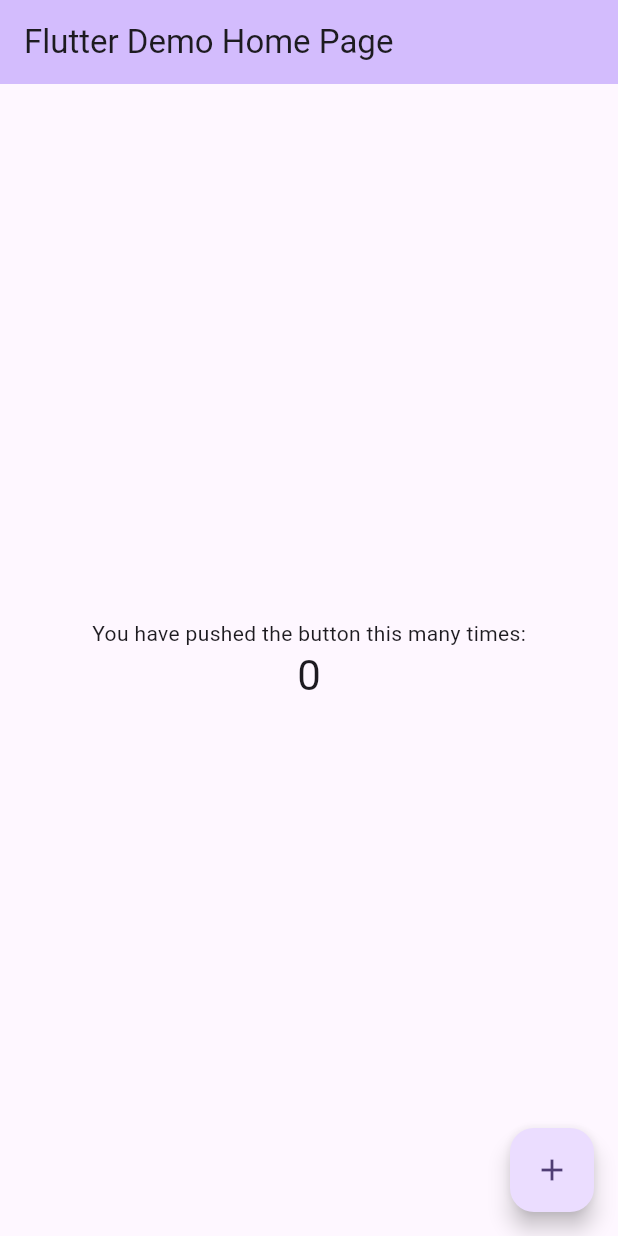
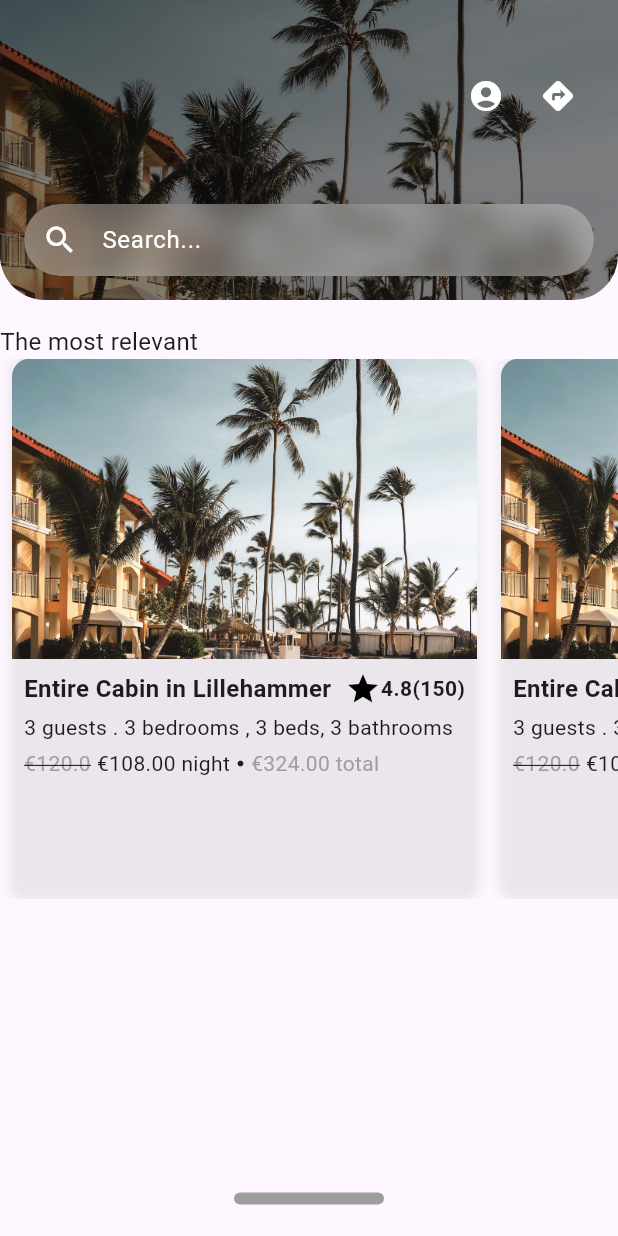
Before and after one commit to abrhame/Live-In-Hotels, a Flutter app: the screen it shows after launch, on a phone screen of 412 x 824 dp. Run offline on Flutter 3.47's test engine with Material 3 defaults, Android fonts, the phone set to English and light mode, and no system bars.

Commit message:
feat[mobile]: implement bottom navigation

```diff
--- /dev/null
+++ b/lib/datasources/local/dummy_data.dart
@@ -0,0 +1,227 @@
+const dummy_data = [
+  {
+    "images": [
+      "assets/room1_1.jpg",
+      "assets/room1_2.jpg",
+      "assets/room1_3.jpg"
+    ],
+    "name": "Entire Cabin in Lillehammer",
+    "rating": {"score": 4.9, "reviews": 150},
+    "type": "Entire home hosted by Emma",
+    "amenities": [
+      "WiFi",
+      "TV",
+      "Indoor fireplace",
+      "Hair dryer",
+      "Washing machine",
+      "Dryer",
+      "Refrigerator",
+      "Dishwasher"
+    ],
+    "checkin": {
+      "type": "Self Check-in",
+      "details": "Check yourself in with the keypad."
+    },
+    "experience": {
+      "description": "Great check-in experience!",
+      "details":
+          "100% of recent guests gave the check-in process a 5-star rating."
+    },
+    "price": {
+      "amount": 120,
+      "currency": "EUR",
+      "availability": {"from": "2024-10-18", "to": "2024-10-21", "nights": 3}
+    }
+  },
+  {
+    "images": [
+      "assets/room2_1.jpg",
+      "assets/room2_2.jpg",
+      "assets/room2_3.jpg"
+    ],
+    "name": "Charming Studio in Oslo",
+    "rating": {"score": 4.7, "reviews": 85},
+    "type": "Entire home hosted by Lars",
+    "amenities": ["WiFi", "TV", "Coffee maker", "Hair dryer", "Refrigerator"],
+    "checkin": {
+      "type": "Self Check-in",
+      "details": "Use the smart lock for easy access."
+    },
+    "experience": {
+      "description": "Smooth and easy check-in process.",
+      "details": "95% of guests rated check-in as excellent."
+    },
+    "price": {
+      "amount": 90,
+      "currency": "EUR",
+      "availability": {"from": "2024-10-15", "to": "2024-10-20", "nights": 5}
+    }
+  },
+  {
+    "images": [
+      "assets/room3_1.jpg",
+      "assets/room3_2.jpg",
+      "assets/room3_3.jpg"
+    ],
+    "name": "Luxury Apartment in Bergen",
+    "rating": {"score": 4.8, "reviews": 200},
+    "type": "Entire home hosted by Sofie",
+    "amenities": [
+      "WiFi",
+      "TV",
+      "Indoor fireplace",
+      "Hair dryer",
+      "Washing machine",
+      "Dishwasher",
+      "Hot tub"
+    ],
+    "checkin": {
+      "type": "Self Check-in",
+      "details": "Enter using a code provided before arrival."
+    },
+    "experience": {
+      "description": "Exceptional check-in experience.",
+      "details": "98% of guests rated the check-in process as 5-star."
+    },
+    "price": {
+      "amount": 150,
+      "currency": "EUR",
+      "availability": {"from": "2024-11-01", "to": "2024-11-05", "nights": 4}
+    }
+  },
+  {
+    "images": [
+      "assets/room4_1.jpg",
+      "assets/room4_2.jpg",
+      "assets/room4_3.jpg"
+    ],
+    "name": "Cozy Cottage in Tromsø",
+    "rating": {"score": 4.6, "reviews": 60},
+    "type": "Entire home hosted by Jonas",
+    "amenities": ["WiFi", "TV", "Fireplace", "Refrigerator", "Free parking"],
+    "checkin": {
+      "type": "Self Check-in",
+      "details": "Access the keys from the lockbox."
+    },
+    "experience": {
+      "description": "Wonderful check-in experience.",
+      "details": "92% of guests rated their check-in as fantastic."
+    },
+    "price": {
+      "amount": 110,
+      "currency": "EUR",
+      "availability": {"from": "2024-09-28", "to": "2024-10-01", "nights": 3}
+    }
+  },
+  {
+    "images": [
+      "assets/room5_1.jpg",
+      "assets/room5_2.jpg",
+      "assets/room5_3.jpg"
+    ],
+    "name": "Modern Loft in Stavanger",
+    "rating": {"score": 4.5, "reviews": 120},
+    "type": "Entire home hosted by Mia",
+    "amenities": ["WiFi", "TV", "Hair dryer", "Dishwasher", "Washing machine"],
+    "checkin": {
+      "type": "Self Check-in",
+      "details": "Check-in with a unique access code."
+    },
+    "experience": {
+      "description": "Very good check-in process.",
+      "details": "89% of guests rated check-in as 5-star."
+    },
+    "price": {
+      "amount": 130,
+      "currency": "EUR",
+      "availability": {"from": "2024-10-10", "to": "2024-10-15", "nights": 5}
+    }
+  }
+];
+
+class Room {
+  final String imageUrl;
+  final String name;
+  final double rating;
+  final int reviews;
+  final String hostedBy;
+  final List<String> amenities;
+  final String checkInType;
+  final String checkInDetails;
+  final String experience;
+  final String experienceDetails;
+  final double price;
+  final String availability;
+  final int numberOfNights;
+
+  Room({
+    required this.imageUrl,
+    required this.name,
+    required this.rating,
+    required this.reviews,
+    required this.hostedBy,
+    required this.amenities,
+    required this.checkInType,
+    required this.checkInDetails,
+    required this.experience,
+    required this.experienceDetails,
+    required this.price,
+    required this.availability,
+    required this.numberOfNights,
+  });
+}
+
+List<Room> dummyRooms = [
+  Room(
+    imageUrl: 'assets/discover_top.jpg',
+    name: 'Entire Cabin in Lillehammer',
+    rating: 4.8,
+    reviews: 150,
+    hostedBy: 'Hosted by Anna',
+    amenities: [
+      'WiFi',
+      'TV',
+      'Indoor fireplace',
+      'Hair dryer',
+      'Washing machine',
+      'Dryer',
+      'Refrigerator',
+      'Dishwasher',
+    ],
+    checkInType: 'Self Check-in',
+    checkInDetails: 'Check yourself in with a lockbox.',
+    experience: 'Great check-in experience',
+    experienceDetails:
+        '100% of recent guests give the check-in process a 5-star rating.',
+    price: 120.0,
+    availability: '18 - 21 Oct',
+    numberOfNights: 3,
+  ),
+
+  Room(
+    imageUrl: 'assets/discover_top.jpg',
+    name: 'Entire Cabin in Lillehammer',
+    rating: 4.8,
+    reviews: 150,
+    hostedBy: 'Hosted by Anna',
+    amenities: [
+      'WiFi',
+      'TV',
+      'Indoor fireplace',
+      'Hair dryer',
+      'Washing machine',
+      'Dryer',
+      'Refrigerator',
+      'Dishwasher',
+    ],
+    checkInType: 'Self Check-in',
+    checkInDetails: 'Check yourself in with a lockbox.',
+    experience: 'Great check-in experience',
+    experienceDetails:
+        '100% of recent guests give the check-in process a 5-star rating.',
+    price: 120.0,
+    availability: '18 - 21 Oct',
+    numberOfNights: 3,
+  ),
+  // Add more rooms as needed
+];
--- a/lib/main.dart
+++ b/lib/main.dart
@@ -1,4 +1,7 @@
 import 'package:flutter/material.dart';
+import 'package:live_in_hotels/presentation/screens/discover/widgets/bottom_navigation.dart';
+
+import 'presentation/screens/discover/discover.dart';
 
 void main() {
   runApp(const MyApp());
@@ -11,42 +14,15 @@
   @override
   Widget build(BuildContext context) {
     return MaterialApp(
-      title: 'Flutter Demo',
-      theme: ThemeData(
-        // This is the theme of your application.
-        //
-        // TRY THIS: Try running your application with "flutter run". You'll see
-        // the application has a purple toolbar. Then, without quitting the app,
-        // try changing the seedColor in the colorScheme below to Colors.green
-        // and then invoke "hot reload" (save your changes or press the "hot
-        // reload" button in a Flutter-supported IDE, or press "r" if you used
-        // the command line to start the app).
-        //
-        // Notice that the counter didn't reset back to zero; the application
-        // state is not lost during the reload. To reset the state, use hot
-        // restart instead.
-        //
-        // This works for code too, not just values: Most code changes can be
-        // tested with just a hot reload.
-        colorScheme: ColorScheme.fromSeed(seedColor: Colors.deepPurple),
-        useMaterial3: true,
+      home: FloatingBottomNavBar(
+        child: DiscoverPage(),
       ),
-      home: const MyHomePage(title: 'Flutter Demo Home Page'),
     );
   }
 }
 
 class MyHomePage extends StatefulWidget {
   const MyHomePage({super.key, required this.title});
-
-  // This widget is the home page of your application. It is stateful, meaning
-  // that it has a State object (defined below) that contains fields that affect
-  // how it looks.
-
-  // This class is the configuration for the state. It holds the values (in this
-  // case the title) provided by the parent (in this case the App widget) and
-  // used by the build method of the State. Fields in a Widget subclass are
-  // always marked "final".
 
   final String title;
 
@@ -70,39 +46,15 @@
 
   @override
   Widget build(BuildContext context) {
-    // This method is rerun every time setState is called, for instance as done
-    // by the _incrementCounter method above.
-    //
-    // The Flutter framework has been optimized to make rerunning build methods
-    // fast, so that you can just rebuild anything that needs updating rather
-    // than having to individually change instances of widgets.
     return Scaffold(
       appBar: AppBar(
-        // TRY THIS: Try changing the color here to a specific color (to
-        // Colors.amber, perhaps?) and trigger a hot reload to see the AppBar
-        // change color while the other colors stay the same.
         backgroundColor: Theme.of(context).colorScheme.inversePrimary,
-        // Here we take the value from the MyHomePage object that was created by
-        // the App.build method, and use it to set our appbar title.
         title: Text(widget.title),
       ),
       body: Center(
         // Center is a layout widget. It takes a single child and positions it
         // in the middle of the parent.
         child: Column(
-          // Column is also a layout widget. It takes a list of children and
-          // arranges them vertically. By default, it sizes itself to fit its
-          // children horizontally, and tries to be as tall as its parent.
-          //
-          // Column has various properties to control how it sizes itself and
-          // how it positions its children. Here we use mainAxisAlignment to
-          // center the children vertically; the main axis here is the vertical
-          // axis because Columns are vertical (the cross axis would be
-          // horizontal).
-          //
-          // TRY THIS: Invoke "debug painting" (choose the "Toggle Debug Paint"
-          // action in the IDE, or press "p" in the console), to see the
-          // wireframe for each widget.
           mainAxisAlignment: MainAxisAlignment.center,
           children: <Widget>[
             const Text(
--- /dev/null
+++ b/lib/presentation/screens/discover/discover.dart
@@ -0,0 +1,44 @@
+import 'package:flutter/material.dart';
+import 'package:live_in_hotels/presentation/screens/discover/widgets/room_list.dart';
+
+import 'widgets/app_bar_card.dart';
+
+class DiscoverPage extends StatefulWidget {
+  DiscoverPage({Key? key}) : super(key: key);
+
+  @override
+  _DiscoverPageState createState() => _DiscoverPageState();
+}
+
+class _DiscoverPageState extends State<DiscoverPage> {
+  int _counter = 0;
+
+  void _incrementCounter() {
+    setState(() {
+      _counter++;
+    });
+  }
+
+  @override
+  Widget build(BuildContext context) {
+    return Scaffold(
+      appBar: CustomAppBar(height: 200.0),
+      body: Column(
+        mainAxisAlignment: MainAxisAlignment.start,
+        crossAxisAlignment: CrossAxisAlignment.start,
+        children: <Widget>[
+          SizedBox(height: 16.0),
+          Text(
+            'The most relevant ',
+            textAlign: TextAlign.left,
+            style: TextStyle(
+              fontSize: 16.0,
+              fontWeight: FontWeight.normal,
+            ),
+          ),
+          RoomList()
+        ],
+      ),
+    );
+  }
+}
--- /dev/null
+++ b/lib/presentation/screens/discover/widgets/app_bar_card.dart
@@ -0,0 +1,105 @@
+import 'dart:ui';
+import 'package:flutter/material.dart';
+
+class CustomAppBar extends StatelessWidget implements PreferredSizeWidget {
+  final double height;
+
+  const CustomAppBar({Key? key, this.height = 200.0}) : super(key: key);
+
+  @override
+  Widget build(BuildContext context) {
+    return AppBar(
+      automaticallyImplyLeading: false,
+      backgroundColor: Colors.transparent,
+      elevation: 0,
+      flexibleSpace: Stack(
+        children: [
+          Container(
+            decoration: BoxDecoration(
+              borderRadius: BorderRadius.only(
+                bottomLeft: Radius.circular(30.0),
+                bottomRight: Radius.circular(30.0),
+              ),
+              image: DecorationImage(
+                image: AssetImage('assets/discover_top.jpg'),
+                fit: BoxFit.cover,
+              ),
+            ),
+          ),
+          Container(
+            decoration: BoxDecoration(
+              borderRadius: BorderRadius.only(
+                bottomLeft: Radius.circular(30.0),
+                bottomRight: Radius.circular(30.0),
+              ),
+              color: Colors.black
+                  .withOpacity(0.5), // Black overlay with 50% opacity
+            ),
+          ),
+          Positioned(
+            top: 40.0,
+            right: 16.0,
+            child: Row(
+              children: [
+                IconButton(
+                  icon: Icon(Icons.account_circle, color: Colors.white),
+                  onPressed: () {
+                    // Handle profile action
+                  },
+                ),
+                IconButton(
+                  icon: Icon(Icons.directions, color: Colors.white),
+                  onPressed: () {
+                    // Handle directions action
+                  },
+                ),
+              ],
+            ),
+          ),
+          Positioned(
+            bottom: 16.0,
+            left: 16.0,
+            right: 16.0,
+            child: ClipRRect(
+              borderRadius: BorderRadius.circular(30.0),
+              child: BackdropFilter(
+                filter:
+                    ImageFilter.blur(sigmaX: 10.0, sigmaY: 10.0), // Blur effect
+                child: Container(
+                  decoration: BoxDecoration(
+                    color: Colors.white.withOpacity(
+                        0.3), // Adjust opacity to enhance the blur effect
+                    borderRadius: BorderRadius.circular(30.0),
+                  ),
+                  child: TextField(
+                    decoration: InputDecoration(
+                      prefixIcon: Icon(Icons.search, color: Colors.white),
+                      hintText: 'Search...',
+                      hintStyle: TextStyle(color: Colors.white),
+                      border: OutlineInputBorder(
+                        borderRadius: BorderRadius.circular(30.0),
+                        borderSide: BorderSide.none,
+                      ),
+                      enabledBorder: OutlineInputBorder(
+                        borderRadius: BorderRadius.circular(30.0),
+                        borderSide: BorderSide.none,
+                      ),
+                      focusedBorder: OutlineInputBorder(
+                        borderRadius: BorderRadius.circular(30.0),
+                        borderSide: BorderSide.none,
+                      ),
+                      contentPadding: EdgeInsets.symmetric(vertical: 12.0),
+                    ),
+                  ),
+                ),
+              ),
+            ),
+          ),
+        ],
+      ),
+    );
+  }
+
+  @override
+  Size get preferredSize => Size.fromHeight(height);
+}
--- /dev/null
+++ b/lib/presentation/screens/discover/widgets/bottom_navigation.dart
@@ -0,0 +1,158 @@
+import 'package:flutter/material.dart';
+import 'dart:ui';
+import 'dart:async';
+
+class FloatingBottomNavBar extends StatefulWidget {
+  final Widget child;
+
+  const FloatingBottomNavBar({Key? key, required this.child}) : super(key: key);
+
+  @override
+  _FloatingBottomNavBarState createState() => _FloatingBottomNavBarState();
+}
+
+class _FloatingBottomNavBarState extends State<FloatingBottomNavBar> {
+  int _selectedIndex = 0;
+  bool _isBottomBarVisible = true;
+  Timer? _hideTimer;
+
+  void _onItemTapped(int index) {
+    setState(() {
+      _selectedIndex = index;
+    });
+  }
+
+  void _resetHideTimer() {
+    if (_hideTimer != null) {
+      _hideTimer!.cancel();
+    }
+    setState(() {
+      _isBottomBarVisible = true;
+    });
+    _hideTimer = Timer(const Duration(seconds: 3), () {
+      setState(() {
+        _isBottomBarVisible = false;
+      });
+    });
+  }
+
+  @override
+  void initState() {
+    super.initState();
+    _resetHideTimer();
+  }
+
+  @override
+  void dispose() {
+    _hideTimer?.cancel();
+    super.dispose();
+  }
+
+  @override
+  Widget build(BuildContext context) {
+    return NotificationListener<ScrollNotification>(
+      onNotification: (ScrollNotification notification) {
+        _resetHideTimer();
+        return true;
+      },
+      child: Stack(
+        children: [
+          widget.child,
+          if (_isBottomBarVisible)
+            Positioned(
+              left: 16.0,
+              right: 16.0,
+              bottom:
+                  60.0, // Place closer to the bottom and above the pull-up bar
+              child: ClipRRect(
+                borderRadius: BorderRadius.circular(30.0),
+                child: BackdropFilter(
+                  filter: ImageFilter.blur(sigmaX: 10.0, sigmaY: 10.0),
+                  child: Container(
+                    decoration: BoxDecoration(
+                      color: Colors.black.withOpacity(
+                          0.5), // Blackish background with 50% opacity
+                      borderRadius: BorderRadius.circular(30.0),
+                    ),
+                    child: BottomNavigationBar(
+                      backgroundColor: Colors.transparent,
+                      elevation: 0,
+                      selectedItemColor: Colors.white,
+                      unselectedItemColor: Colors.white.withOpacity(
+                          0.8), // Increase visibility for unselected items
+                      currentIndex: _selectedIndex,
+                      onTap: (index) {
+                        _onItemTapped(index);
+                        _resetHideTimer(); // Show bottom bar when a button is tapped
+                      },
+                      type: BottomNavigationBarType.fixed,
+                      iconSize: 20.0, // Smaller icon size to reduce touch area
+                      items: const [
+                        BottomNavigationBarItem(
+                          icon: Padding(
+                            padding: EdgeInsets.all(
+                                4.0), // Reduce padding to minimize touch effect area
+                            child: Icon(Icons.explore),
+                          ),
+                          label: 'Discover',
+                        ),
+                        BottomNavigationBarItem(
+                          icon: Padding(
+                            padding: EdgeInsets.all(4.0),
+                            child: Icon(Icons.favorite_border),
+                          ),
+                          label: 'Favourites',
+                        ),
+                        BottomNavigationBarItem(
+                          icon: Padding(
+                            padding: EdgeInsets.all(4.0),
+                            child: Icon(Icons.book),
+                          ),
+                          label: 'Bookings',
+                        ),
+                        BottomNavigationBarItem(
+                          icon: Padding(
+                            padding: EdgeInsets.all(4.0),
+                            child: Icon(Icons.message),
+                          ),
+                          label: 'Messages',
+                        ),
+                      ],
+                    ),
+                  ),
+                ),
+              ),
+            ),
+          Positioned(
+            bottom: 0.0,
+            left: 0.0,
+            right: 0.0,
+            child: GestureDetector(
+              onVerticalDragUpdate: (details) {
+                if (details.delta.dy < 0) {
+                  // User is pulling up
+                  setState(() {
+                    _isBottomBarVisible = true;
+                  });
+                  _resetHideTimer();
+                }
+              },
+              child: Container(
+                height: 50.0, // Wider handle bar for easy pulling
+                alignment: Alignment.center,
+                child: Container(
+                  width: 100.0, // Make the handle wider
+                  height: 8.0,
+                  decoration: BoxDecoration(
+                    color: Colors.grey,
+                    borderRadius: BorderRadius.circular(10.0),
+                  ),
+                ),
+              ),
+            ),
+          ),
+        ],
+      ),
+    );
+  }
+}
--- /dev/null
+++ b/lib/presentation/screens/discover/widgets/room_list.dart
@@ -0,0 +1,112 @@
+import 'package:flutter/material.dart';
+
+import '../../../../datasources/local/dummy_data.dart';
+
+class RoomCard extends StatelessWidget {
+  final Room room;
+
+  const RoomCard({Key? key, required this.room}) : super(key: key);
+
+  @override
+  Widget build(BuildContext context) {
+    double discountedPrice = room.price * 0.9; // Example discount of 10%
+    double totalPrice = discountedPrice * room.numberOfNights;
+
+    return Container(
+      width: 310,
+      margin: const EdgeInsets.symmetric(horizontal: 8.0),
+      decoration: BoxDecoration(
+        borderRadius: BorderRadius.circular(12.0),
+        boxShadow: [
+          BoxShadow(
+            color: Colors.grey.withOpacity(0.2),
+            blurRadius: 6.0,
+            spreadRadius: 2.0,
+          ),
+        ],
+      ),
+      child: ClipRRect(
+        borderRadius: BorderRadius.circular(12.0),
+        child: Column(
+          crossAxisAlignment: CrossAxisAlignment.start,
+          children: [
+            Image.asset(room.imageUrl,
+                fit: BoxFit.cover, height: 200, width: double.infinity),
+            Padding(
+              padding: const EdgeInsets.all(8.0),
+              child: Column(
+                crossAxisAlignment: CrossAxisAlignment.start,
+                children: [
+                  Row(
+                    mainAxisAlignment: MainAxisAlignment.spaceBetween,
+                    children: [
+                      Text(
+                        room.name,
+                        style: TextStyle(
+                            fontSize: 16.0, fontWeight: FontWeight.bold),
+                      ),
+                      Row(
+                        children: [
+                          Icon(Icons.star, color: Colors.black),
+                          Text(
+                            '${room.rating}(${room.reviews})',
+                            style: TextStyle(fontWeight: FontWeight.bold),
+                          ),
+                        ],
+                      ),
+                    ],
+                  ),
+                  SizedBox(height: 4.0),
+                  Text(
+                      '${room.numberOfNights} guests . ${room.numberOfNights} bedrooms , ${room.numberOfNights} beds, ${room.numberOfNights} bathrooms'),
+                  SizedBox(height: 4.0),
+                  Row(
+                    children: [
+                      Text(
+                        '€${room.price}',
+                        style: TextStyle(
+                          decoration: TextDecoration.lineThrough,
+                          color: Colors.grey,
+                        ),
+                      ),
+                      const SizedBox(width: 4.0),
+                      Text('€${discountedPrice.toStringAsFixed(2)} night'),
+                      const SizedBox(
+                        width: 4,
+                      ),
+                      Icon(
+                        Icons.fiber_manual_record,
+                        size: 6,
+                      ),
+                      SizedBox(width: 4.0),
+                      Text(
+                        '€${totalPrice.toStringAsFixed(2)} total',
+                        style: TextStyle(color: Colors.grey),
+                      ),
+                    ],
+                  ),
+                ],
+              ),
+            ),
+          ],
+        ),
+      ),
+    );
+  }
+}
+
+class RoomList extends StatelessWidget {
+  @override
+  Widget build(BuildContext context) {
+    return Container(
+      height: 360,
+      child: ListView.builder(
+        scrollDirection: Axis.horizontal,
+        itemCount: dummyRooms.length,
+        itemBuilder: (context, index) {
+          return RoomCard(room: dummyRooms[index]);
+        },
+      ),
+    );
+  }
+}
--- a/pubspec.yaml
+++ b/pubspec.yaml
@@ -59,9 +59,9 @@ flutter:
   uses-material-design: true
 
   # To add assets to your application, add an assets section, like this:
-  # assets:
-  #   - images/a_dot_burr.jpeg
-  #   - images/a_dot_ham.jpeg
+  assets:
+    - assets/discover_top.jpg
+
 
   # An image asset can refer to one or more resolution-specific "variants", see
   # https://flutter.dev/assets-and-images/#resolution-aware
```
Also changed, not shown: assets/discover_top.jpg (added).
